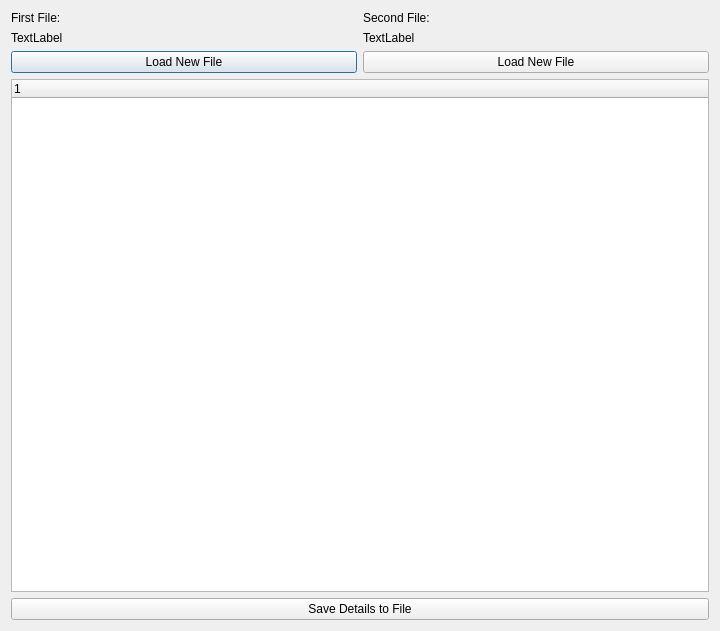
This is filecomparatorwindow.ui in collin80/SavvyCAN as Qt 5 draws it before an edit. The edited form follows.
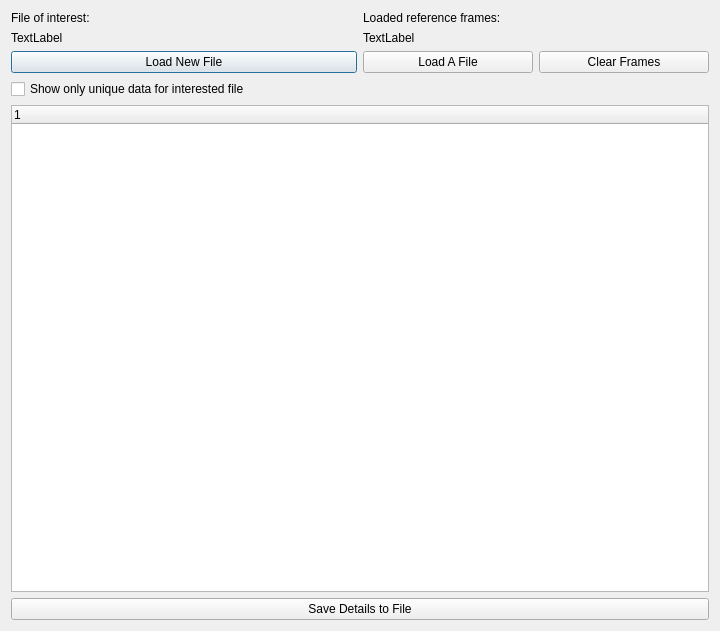
This is the edited form.

Commit message:
Expanded file comparator window to be able to compare one file to many other files. Also, it can now filter to only show IDs that had data unique to the one file of interest.
This all should make it easier to find data.

Patch:
```diff
--- a/filecomparatorwindow.ui
+++ b/filecomparatorwindow.ui
@@ -21,7 +21,7 @@
        <item>
         <widget class="QLabel" name="label_3">
          <property name="text">
-          <string>First File:</string>
+          <string>File of interest:</string>
          </property>
         </widget>
        </item>
@@ -46,7 +46,7 @@
        <item>
         <widget class="QLabel" name="label">
          <property name="text">
-          <string>Second File:</string>
+          <string>&lt;html&gt;&lt;head/&gt;&lt;body&gt;&lt;p&gt;Loaded reference frames:&lt;/p&gt;&lt;/body&gt;&lt;/html&gt;</string>
          </property>
         </widget>
        </item>
@@ -58,16 +58,34 @@
         </widget>
        </item>
        <item>
-        <widget class="QPushButton" name="btnSecondFile">
-         <property name="text">
-          <string>Load New File</string>
-         </property>
-        </widget>
+        <layout class="QHBoxLayout" name="horizontalLayout_2">
+         <item>
+          <widget class="QPushButton" name="btnLoadRefFile">
+           <property name="text">
+            <string>Load A File</string>
+           </property>
+          </widget>
+         </item>
+         <item>
+          <widget class="QPushButton" name="btnClear">
+           <property name="text">
+            <string>Clear Frames</string>
+           </property>
+          </widget>
+         </item>
+        </layout>
        </item>
       </layout>
      </item>
     </layout>
    </item>
+   <item>
+    <widget class="QCheckBox" name="ckUniqueToInterested">
+     <property name="text">
+      <string>Show only unique data for interested file</string>
+     </property>
+    </widget>
+   </item>
    <item>
     <widget class="QTreeWidget" name="treeDetails">
      <column>
```
Left out of the diff: 4 changed lines with no effect on the pictures. The commit also changes 2 other files.
